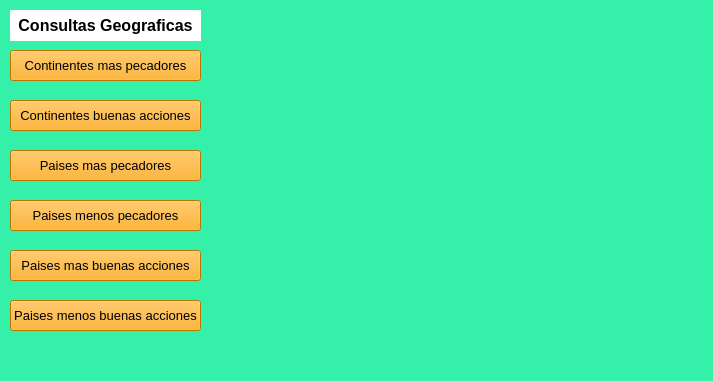
APAntony/Estructuras-progra-2, file Progra-2-Estructuras/principal.ui: the form before one commit.
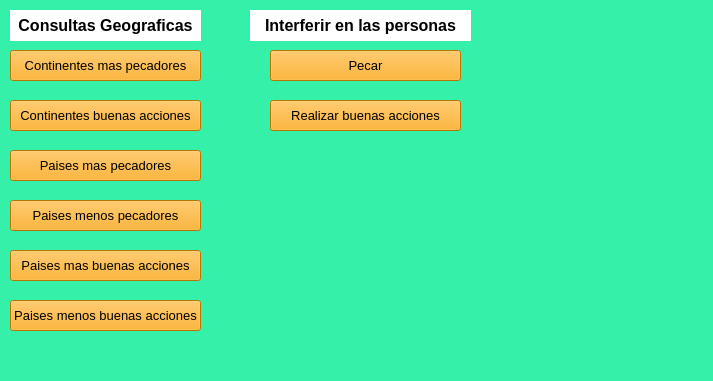
The form after the commit.

```diff
--- a/Progra-2-Estructuras/principal.ui
+++ b/Progra-2-Estructuras/principal.ui
@@ -600,6 +600,67 @@
     <bool>false</bool>
    </property>
   </widget>
+  <widget class="QLabel" name="label_2">
+   <property name="geometry">
+    <rect>
+     <x>250</x>
+     <y>10</y>
+     <width>221</width>
+     <height>31</height>
+    </rect>
+   </property>
+   <property name="styleSheet">
+    <string notr="true">background:white</string>
+   </property>
+   <property name="text">
+    <string>&lt;html&gt;&lt;head/&gt;&lt;body&gt;&lt;p align=&quot;center&quot;&gt;&lt;span style=&quot; font-size:12pt; font-weight:600;&quot;&gt;Interferir en las personas&lt;/span&gt;&lt;/p&gt;&lt;/body&gt;&lt;/html&gt;</string>
+   </property>
+   <property name="scaledContents">
+    <bool>false</bool>
+   </property>
+  </widget>
+  <widget class="QPushButton" name="pecarBt">
+   <property name="geometry">
+    <rect>
+     <x>270</x>
+     <y>50</y>
+     <width>191</width>
+     <height>31</height>
+    </rect>
+   </property>
+   <property name="font">
+    <font>
+     <pointsize>10</pointsize>
+    </font>
+   </property>
+   <property name="styleSheet">
+    <string notr="true">background:orange</string>
+   </property>
+   <property name="text">
+    <string>Pecar</string>
+   </property>
+  </widget>
+  <widget class="QPushButton" name="accionesBt">
+   <property name="geometry">
+    <rect>
+     <x>270</x>
+     <y>100</y>
+     <width>191</width>
+     <height>31</height>
+    </rect>
+   </property>
+   <property name="font">
+    <font>
+     <pointsize>10</pointsize>
+    </font>
+   </property>
+   <property name="styleSheet">
+    <string notr="true">background:orange</string>
+   </property>
+   <property name="text">
+    <string>Realizar buenas acciones</string>
+   </property>
+  </widget>
  </widget>
  <resources/>
  <connections/>
```
Left out of the diff: 14 changed lines with no effect on the pictures.
